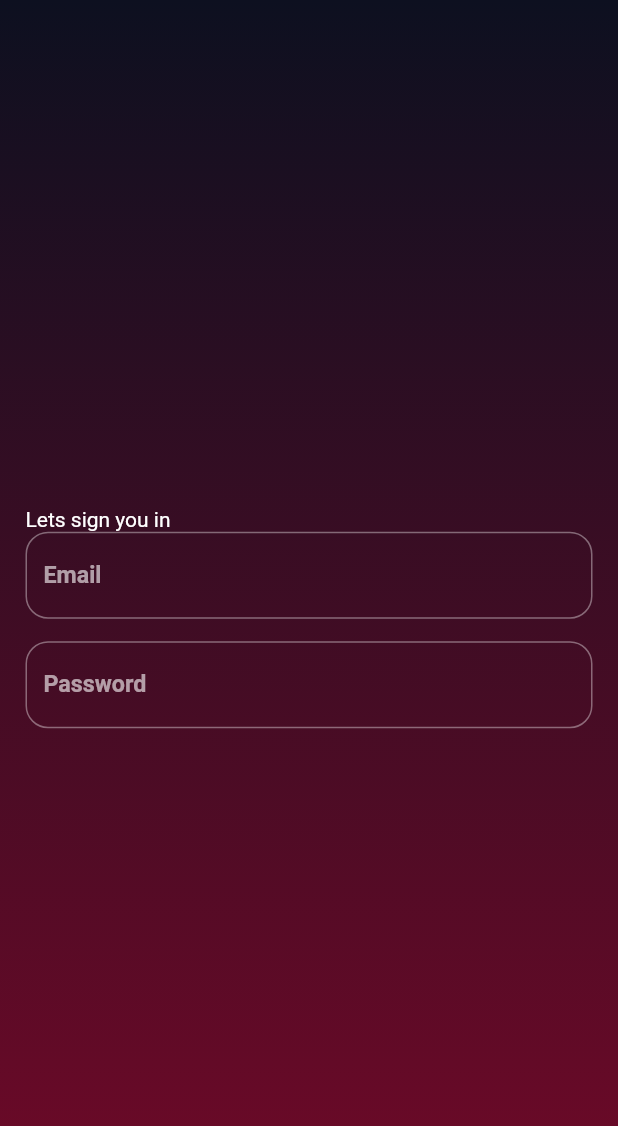
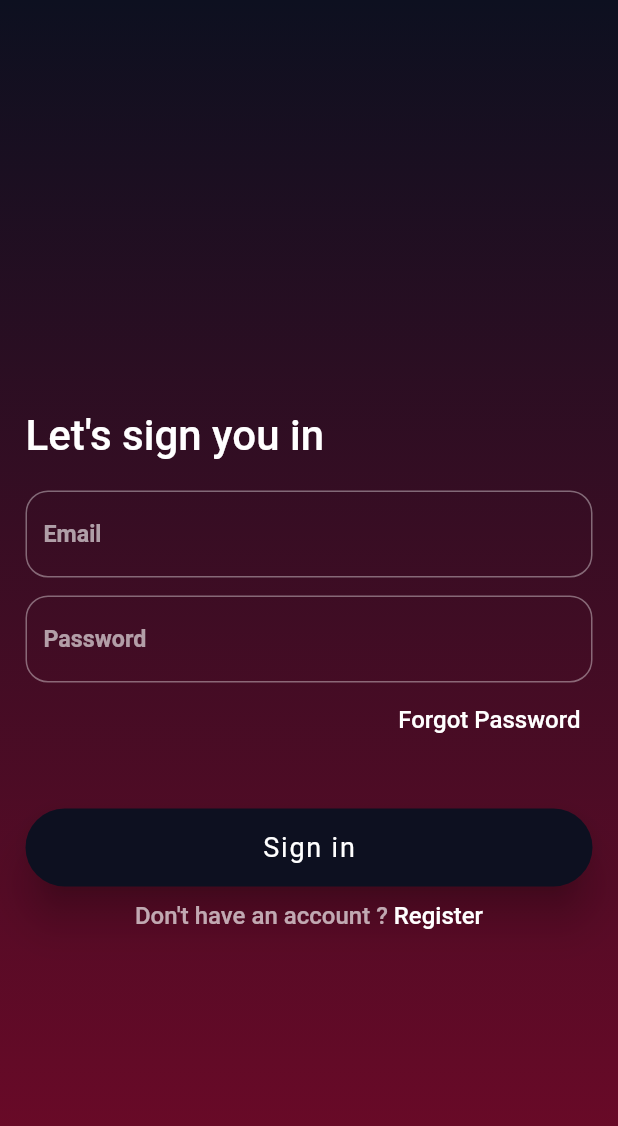
Before and after one commit to Bamidele1234/CRUD-with-Firebase, a Flutter app: the LoginScreen screen opened by its route, on a phone screen of 412 x 824 dp. Shown: the top 1126 px of the screen. Run offline on Flutter 3.47's test engine with Material 2 defaults, Android fonts, the phone set to English and light mode, and no system bars; our stand-ins replace animated_text_kit, auto_route, responsive_framework.

Commit message:
Working on the sign in page

```diff
--- a/lib/constants.dart
+++ b/lib/constants.dart
@@ -28,18 +28,19 @@ const kPageDecoration = BoxDecoration(
   ),
 );
 
+// The padding around each page
 const kPagePadding = EdgeInsets.symmetric(
   horizontal: 17,
   vertical: 20,
 );
 
+// Decoration for the text fields
 const kInputDecoration = InputDecoration(
-  hintText: 'Email',
+  hintText: '',
   hintStyle: TextStyle(
     fontWeight: FontWeight.w600,
     fontSize: 15.5,
   ),
-  fillColor: Colors.green,
   border: OutlineInputBorder(
     gapPadding: 20,
     borderRadius: BorderRadius.all(
@@ -51,3 +52,26 @@ const kInputDecoration = InputDecoration(
     ),
   ),
 );
+
+// The SIGN IN button style
+final kSignInStyle = ElevatedButton.styleFrom(
+  primary: kScaffoldColor,
+  textStyle: const TextStyle(
+    fontSize: 18,
+    letterSpacing: 1.2,
+  ),
+  elevation: 12,
+  minimumSize: const Size(100, 52),
+  shape: kButtonShape,
+);
+
+// The Register button style
+final kRegisterStyle = ElevatedButton.styleFrom(
+  textStyle: const TextStyle(
+    fontSize: 18,
+    letterSpacing: 1.2,
+  ),
+  side: const BorderSide(color: kScaffoldColor, width: 1.7),
+  minimumSize: const Size(100, 52),
+  shape: kButtonShape,
+);
--- a/lib/screens/home_screen.dart
+++ b/lib/screens/home_screen.dart
@@ -11,29 +11,6 @@ class HomeScreen extends StatelessWidget {
 
   @override
   Widget build(BuildContext context) {
-    // LOGIN button style
-    final ButtonStyle style1 = ElevatedButton.styleFrom(
-      primary: kScaffoldColor,
-      textStyle: const TextStyle(
-        fontSize: 18,
-        letterSpacing: 1.2,
-      ),
-      elevation: 12,
-      minimumSize: const Size(100, 50),
-      shape: kButtonShape,
-    );
-
-    // SIGNUP button style
-    final ButtonStyle style2 = OutlinedButton.styleFrom(
-      textStyle: const TextStyle(
-        fontSize: 18,
-        letterSpacing: 1.2,
-      ),
-      side: const BorderSide(color: kScaffoldColor, width: 1.7),
-      minimumSize: const Size(100, 50),
-      shape: kButtonShape,
-    );
-
     return Scaffold(
       body: Container(
         decoration: kPageDecoration,
@@ -61,11 +38,11 @@ class HomeScreen extends StatelessWidget {
                   height: 135,
                 ),
                 ElevatedButton(
-                  style: style1,
+                  style: kSignInStyle,
                   onPressed: () {
                     context.router.pushNamed(LoginScreen.tag);
                   },
-                  child: const Text("Login"),
+                  child: const Text("Sign in"),
                 ),
                 const SizedBox(
                   height: 20,
@@ -74,8 +51,8 @@ class HomeScreen extends StatelessWidget {
                   onPressed: () {
                     context.router.pushNamed(SignUpScreen.tag);
                   },
-                  style: style2,
-                  child: const Text("Sign Up"),
+                  style: kRegisterStyle,
+                  child: const Text("Register"),
                 ),
               ],
             ),
--- a/lib/screens/login_screen.dart
+++ b/lib/screens/login_screen.dart
@@ -1,3 +1,4 @@
+import 'package:flutter/gestures.dart';
 import 'package:flutter/material.dart';
 
 import '../constants.dart';
@@ -21,27 +22,94 @@ class LoginScreen extends StatelessWidget {
                 mainAxisAlignment: MainAxisAlignment.center,
                 crossAxisAlignment: CrossAxisAlignment.stretch,
                 children: [
-                  const Text(
-                    'Lets sign you in ',
+                  const Padding(
+                    padding: EdgeInsets.only(top: 70),
+                    child: Text(
+                      'Let\'s sign you in',
                       textAlign: TextAlign.start,
+                      style:
+                          TextStyle(fontSize: 28, fontWeight: FontWeight.w500),
                     ),
-                  const TextField(
-                    style: TextStyle(
+                  ),
+                  Form(
+                      child: Column(
+                    children: [],
+                  )),
+                  Padding(
+                    padding: const EdgeInsets.only(top: 20),
+                    child: TextField(
+                      style: const TextStyle(
                         fontWeight: FontWeight.w600,
                         fontSize: 15.5,
                       ),
-                    decoration: kInputDecoration,
+                      decoration: kInputDecoration.copyWith(hintText: 'Email'),
                     ),
-                  const SizedBox(
-                    height: 15,
                   ),
-                  TextField(
+                  Padding(
+                    padding: const EdgeInsets.only(top: 12, bottom: 10),
+                    child: TextField(
                       style: const TextStyle(
                         fontWeight: FontWeight.w600,
                         fontSize: 15.5,
                       ),
                       decoration: kInputDecoration.copyWith(
                         hintText: 'Password',
+                      ),
+                    ),
+                  ),
+                  GestureDetector(
+                    onTap: () {},
+                    child: const Padding(
+                      padding: EdgeInsets.symmetric(
+                        horizontal: 8,
+                        vertical: 5,
+                      ),
+                      child: Text(
+                        'Forgot Password',
+                        textAlign: TextAlign.end,
+                        style: TextStyle(
+                          fontSize: 16,
+                          fontWeight: FontWeight.w500,
+                        ),
+                      ),
+                    ),
+                  ),
+                  const SizedBox(
+                    height: 45,
+                  ),
+                  ElevatedButton(
+                    style: kSignInStyle,
+                    onPressed: () {},
+                    child: const Text("Sign in"),
+                  ),
+                  const SizedBox(
+                    height: 10,
+                  ),
+                  Center(
+                    child: RichText(
+                      text: TextSpan(
+                        children: [
+                          TextSpan(
+                            text: 'Don\'t have an account ?',
+                            style: TextStyle(
+                              fontSize: 16,
+                              fontWeight: FontWeight.w500,
+                              color: Colors.white.withOpacity(0.65),
+                            ),
+                          ),
+                          TextSpan(
+                            text: ' Register',
+                            style: const TextStyle(
+                              fontSize: 16,
+                              fontWeight: FontWeight.w500,
+                            ),
+                            recognizer: TapGestureRecognizer()
+                              ..onTap = () {
+                                // Single tapped.
+                              },
+                          )
+                        ],
+                      ),
                     ),
                   ),
                 ],
--- a/lib/theme_data/theme.dart
+++ b/lib/theme_data/theme.dart
@@ -15,6 +15,7 @@ class MyTheme {
     ),
     textButtonTheme: TextButtonThemeData(
       style: TextButton.styleFrom(
+        maximumSize: const Size(100, 50),
         primary: Colors.white,
         padding: const EdgeInsets.all(0),
         textStyle: const TextStyle(
```
Lines whose indentation alone changed are shown as unchanged.
